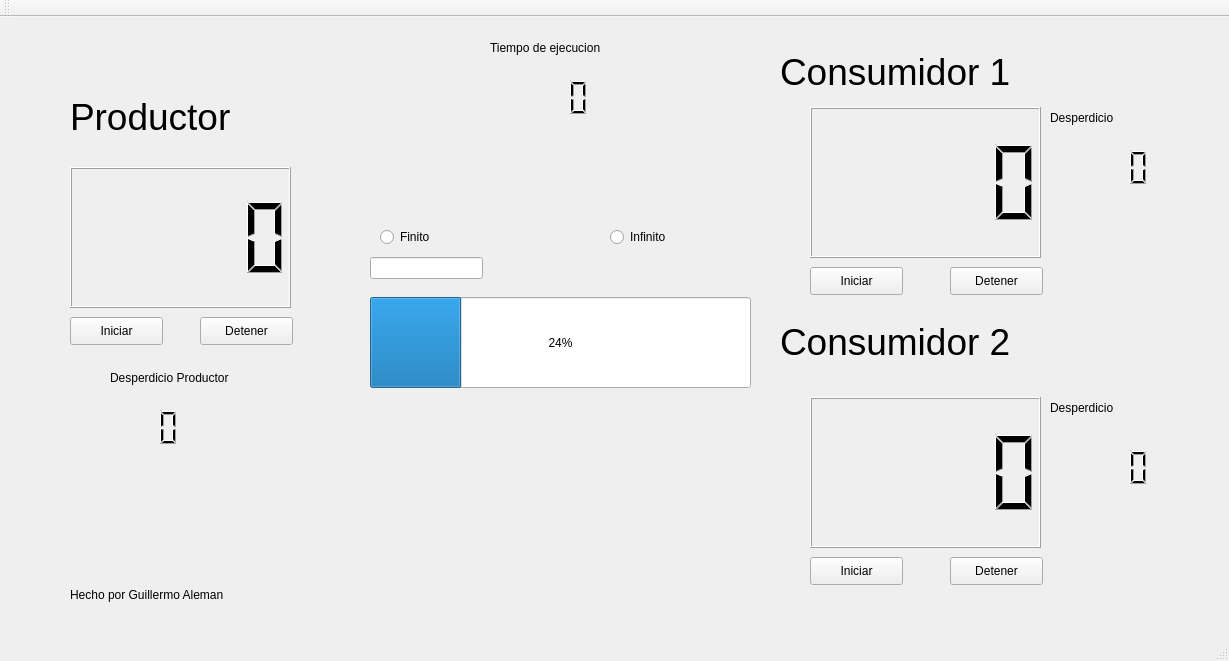
Old version of the form Productor-consumidor2/mainwindow.ui in the repository kaiser4900/Producto-Consumidor.
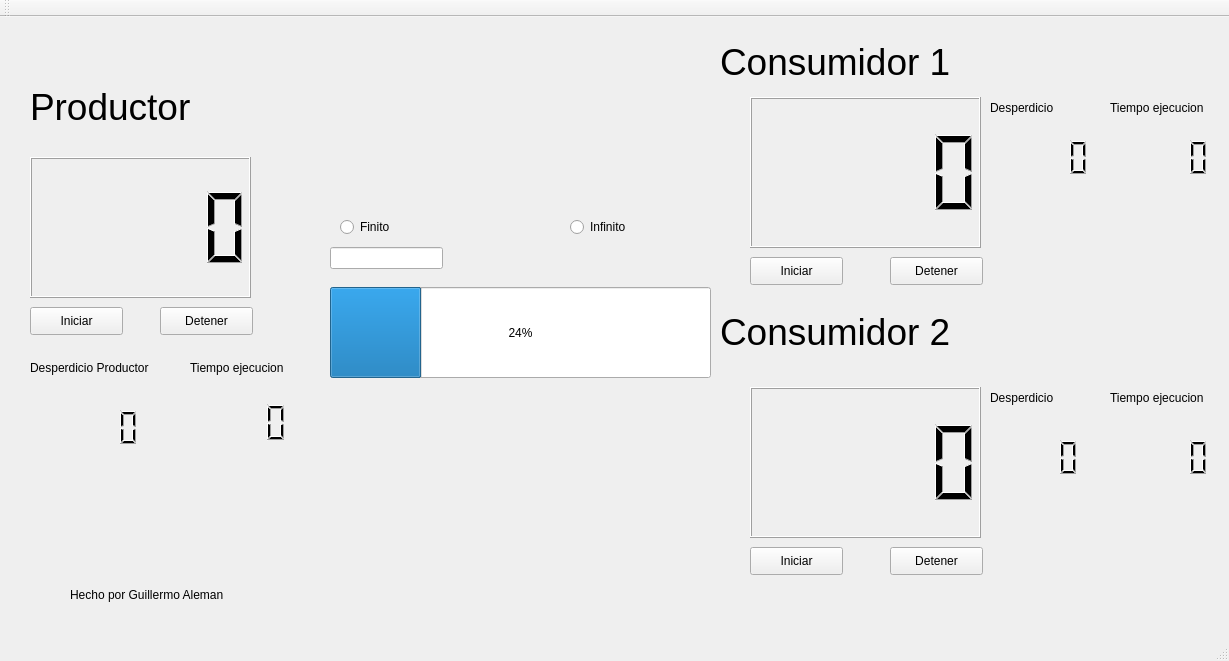
New version of the form.

Patch:
```diff
--- a/Productor-consumidor2/mainwindow.ui
+++ b/Productor-consumidor2/mainwindow.ui
@@ -17,8 +17,8 @@
    <widget class="QLabel" name="label_2">
     <property name="geometry">
      <rect>
-      <x>780</x>
-      <y>30</y>
+      <x>720</x>
+      <y>20</y>
       <width>291</width>
       <height>51</height>
      </rect>
@@ -30,31 +30,18 @@
    <widget class="QLineEdit" name="lineEdit">
     <property name="geometry">
      <rect>
-      <x>370</x>
-      <y>240</y>
+      <x>330</x>
+      <y>230</y>
       <width>113</width>
       <height>22</height>
      </rect>
     </property>
    </widget>
-   <widget class="QLabel" name="label_4">
-    <property name="geometry">
-     <rect>
-      <x>490</x>
-      <y>20</y>
-      <width>131</width>
-      <height>21</height>
-     </rect>
-    </property>
-    <property name="text">
-     <string>Tiempo de ejecucion</string>
-    </property>
-   </widget>
    <widget class="QPushButton" name="detener_P">
     <property name="geometry">
      <rect>
-      <x>200</x>
-      <y>300</y>
+      <x>160</x>
+      <y>290</y>
       <width>93</width>
       <height>28</height>
      </rect>
@@ -63,24 +50,11 @@
      <string>Detener</string>
     </property>
    </widget>
-   <widget class="QLCDNumber" name="lcdNumber_4">
-    <property name="geometry">
-     <rect>
-      <x>490</x>
-      <y>40</y>
-      <width>101</width>
-      <height>81</height>
-     </rect>
-    </property>
-    <property name="frameShape">
-     <enum>QFrame::NoFrame</enum>
-    </property>
-   </widget>
    <widget class="QProgressBar" name="progressBar">
     <property name="geometry">
      <rect>
-      <x>370</x>
-      <y>280</y>
+      <x>330</x>
+      <y>270</y>
       <width>381</width>
       <height>91</height>
      </rect>
@@ -92,8 +66,8 @@
    <widget class="QPushButton" name="detener_C_2">
     <property name="geometry">
      <rect>
-      <x>950</x>
-      <y>540</y>
+      <x>890</x>
+      <y>530</y>
       <width>93</width>
       <height>28</height>
      </rect>
@@ -105,8 +79,8 @@
    <widget class="QLabel" name="label_7">
     <property name="geometry">
      <rect>
-      <x>1050</x>
-      <y>90</y>
+      <x>990</x>
+      <y>80</y>
       <width>131</width>
       <height>21</height>
      </rect>
@@ -118,7 +92,7 @@
    <widget class="QLCDNumber" name="lcdNumber_5">
     <property name="geometry">
      <rect>
-      <x>80</x>
+      <x>40</x>
       <y>370</y>
       <width>101</width>
       <height>81</height>
@@ -144,8 +118,8 @@
    <widget class="QLabel" name="label_6">
     <property name="geometry">
      <rect>
-      <x>110</x>
-      <y>350</y>
+      <x>30</x>
+      <y>340</y>
       <width>131</width>
       <height>21</height>
      </rect>
@@ -157,8 +131,8 @@
    <widget class="QLCDNumber" name="lcdNumber_2">
     <property name="geometry">
      <rect>
-      <x>810</x>
-      <y>90</y>
+      <x>750</x>
+      <y>80</y>
       <width>231</width>
       <height>151</height>
      </rect>
@@ -167,8 +141,8 @@
    <widget class="QRadioButton" name="radioButton">
     <property name="geometry">
      <rect>
-      <x>380</x>
-      <y>210</y>
+      <x>340</x>
+      <y>200</y>
       <width>95</width>
       <height>20</height>
      </rect>
@@ -180,9 +154,9 @@
    <widget class="QLabel" name="label_8">
     <property name="geometry">
      <rect>
-      <x>1050</x>
-      <y>380</y>
-      <width>131</width>
+      <x>990</x>
+      <y>370</y>
+      <width>71</width>
       <height>21</height>
      </rect>
     </property>
@@ -193,8 +167,8 @@
    <widget class="QLabel" name="label">
     <property name="geometry">
      <rect>
-      <x>70</x>
-      <y>70</y>
+      <x>30</x>
+      <y>60</y>
       <width>211</width>
       <height>61</height>
      </rect>
@@ -206,8 +180,8 @@
    <widget class="QRadioButton" name="radioButton_2">
     <property name="geometry">
      <rect>
-      <x>610</x>
-      <y>210</y>
+      <x>570</x>
+      <y>200</y>
       <width>95</width>
       <height>20</height>
      </rect>
@@ -219,8 +193,8 @@
    <widget class="QLCDNumber" name="lcdNumber_7">
     <property name="geometry">
      <rect>
-      <x>1050</x>
-      <y>410</y>
+      <x>980</x>
+      <y>400</y>
       <width>101</width>
       <height>81</height>
      </rect>
@@ -232,8 +206,8 @@
    <widget class="QPushButton" name="detener_C">
     <property name="geometry">
      <rect>
-      <x>950</x>
-      <y>250</y>
+      <x>890</x>
+      <y>240</y>
       <width>93</width>
       <height>28</height>
      </rect>
@@ -245,8 +219,8 @@
    <widget class="QLabel" name="label_3">
     <property name="geometry">
      <rect>
-      <x>780</x>
-      <y>300</y>
+      <x>720</x>
+      <y>290</y>
       <width>301</width>
       <height>51</height>
      </rect>
@@ -258,8 +232,8 @@
    <widget class="QPushButton" name="iniciar_C_2">
     <property name="geometry">
      <rect>
-      <x>810</x>
-      <y>540</y>
+      <x>750</x>
+      <y>530</y>
       <width>93</width>
       <height>28</height>
      </rect>
@@ -271,8 +245,8 @@
    <widget class="QPushButton" name="Iniciar_P">
     <property name="geometry">
      <rect>
-      <x>70</x>
-      <y>300</y>
+      <x>30</x>
+      <y>290</y>
       <width>93</width>
       <height>28</height>
      </rect>
@@ -284,8 +258,8 @@
    <widget class="QLCDNumber" name="lcdNumber_3">
     <property name="geometry">
      <rect>
-      <x>810</x>
-      <y>380</y>
+      <x>750</x>
+      <y>370</y>
       <width>231</width>
       <height>151</height>
      </rect>
@@ -294,8 +268,8 @@
    <widget class="QLCDNumber" name="lcdNumber">
     <property name="geometry">
      <rect>
-      <x>70</x>
-      <y>150</y>
+      <x>30</x>
+      <y>140</y>
       <width>221</width>
       <height>141</height>
      </rect>
@@ -304,8 +278,8 @@
    <widget class="QPushButton" name="iniciar_C">
     <property name="geometry">
      <rect>
-      <x>810</x>
-      <y>250</y>
+      <x>750</x>
+      <y>240</y>
       <width>93</width>
       <height>28</height>
      </rect>
@@ -317,10 +291,88 @@
    <widget class="QLCDNumber" name="lcdNumber_6">
     <property name="geometry">
      <rect>
-      <x>1050</x>
+      <x>990</x>
+      <y>100</y>
+      <width>101</width>
+      <height>81</height>
+     </rect>
+    </property>
+    <property name="frameShape">
+     <enum>QFrame::NoFrame</enum>
+    </property>
+   </widget>
+   <widget class="QLabel" name="label_9">
+    <property name="geometry">
+     <rect>
+      <x>1110</x>
+      <y>370</y>
+      <width>101</width>
+      <height>21</height>
+     </rect>
+    </property>
+    <property name="text">
+     <string>Tiempo ejecucion</string>
+    </property>
+   </widget>
+   <widget class="QLabel" name="label_10">
+    <property name="geometry">
+     <rect>
+      <x>1110</x>
+      <y>80</y>
+      <width>101</width>
+      <height>21</height>
+     </rect>
+    </property>
+    <property name="text">
+     <string>Tiempo ejecucion</string>
+    </property>
+   </widget>
+   <widget class="QLabel" name="label_11">
+    <property name="geometry">
+     <rect>
+      <x>190</x>
+      <y>340</y>
+      <width>101</width>
+      <height>21</height>
+     </rect>
+    </property>
+    <property name="text">
+     <string>Tiempo ejecucion</string>
+    </property>
+   </widget>
+   <widget class="QLCDNumber" name="lcdNumber_tp">
+    <property name="geometry">
+     <rect>
+      <x>180</x>
+      <y>370</y>
+      <width>111</width>
+      <height>71</height>
+     </rect>
+    </property>
+    <property name="frameShape">
+     <enum>QFrame::NoFrame</enum>
+    </property>
+   </widget>
+   <widget class="QLCDNumber" name="lcdNumber_tc1">
+    <property name="geometry">
+     <rect>
+      <x>1110</x>
       <y>110</y>
       <width>101</width>
-      <height>81</height>
+      <height>61</height>
+     </rect>
+    </property>
+    <property name="frameShape">
+     <enum>QFrame::NoFrame</enum>
+    </property>
+   </widget>
+   <widget class="QLCDNumber" name="lcdNumber_tc2">
+    <property name="geometry">
+     <rect>
+      <x>1110</x>
+      <y>410</y>
+      <width>101</width>
+      <height>61</height>
      </rect>
     </property>
     <property name="frameShape">
```
